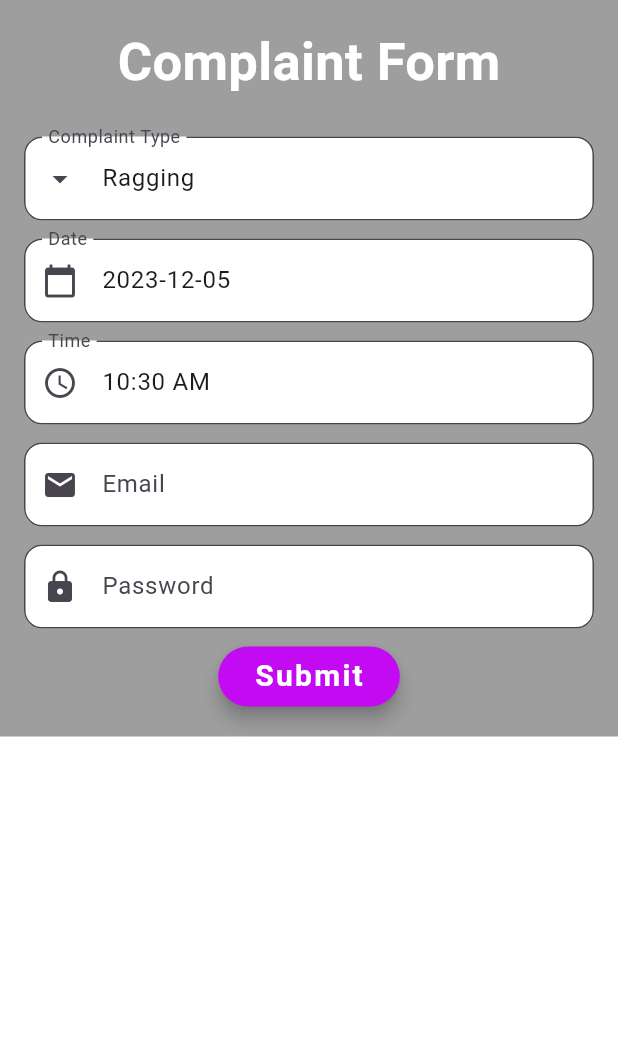
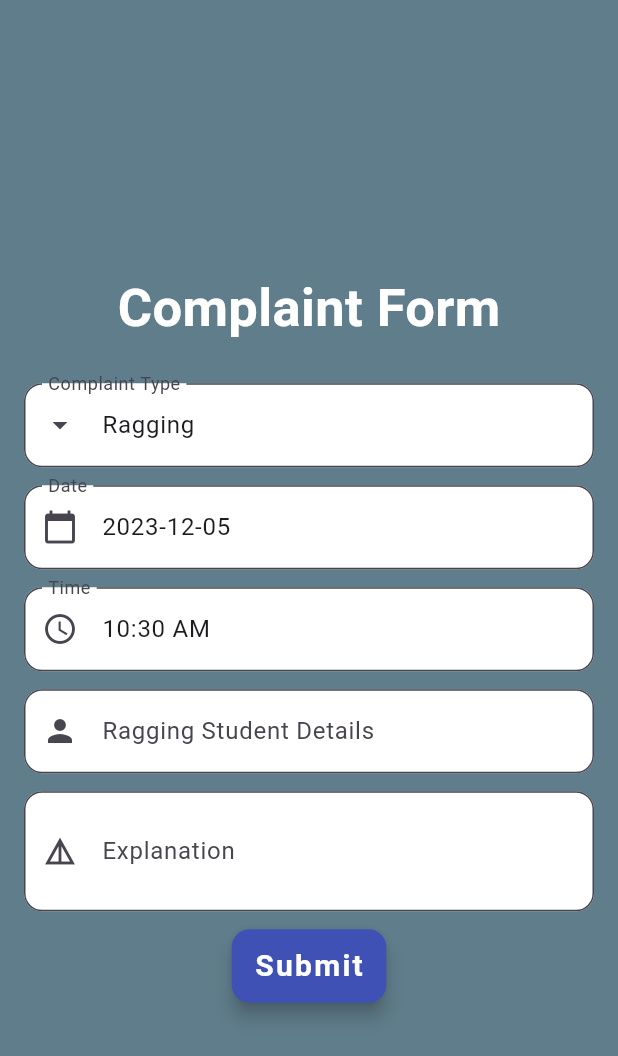
Before and after one commit to Hishammpsnhn/anti_ragging, a Flutter app: the ComplaintForm screen opened by its route, on a phone screen of 412 x 824 dp. Shown: the top 1056 px of the screen. Run offline on Flutter 3.47's test engine with Material 3 defaults, Android fonts, the phone set to English and light mode, and no system bars; our stand-ins replace cloud_firestore, firebase_auth, firebase_core, shared_preferences; missing offline and left inert: dart:ffi; accounts and stored records are empty.

Commit message:
added complaint form dynamically

```diff
--- a/lib/screens/home/home_page.dart
+++ b/lib/screens/home/home_page.dart
@@ -70,7 +70,7 @@ class _HomeScreenState extends State<HomeScreen> {
     //print(_user);
     return Scaffold(
       body: Container(
-        color: Colors.black,
+        color: Colors.black45,
         child: Column(
           children: [
             AppBar(
--- a/lib/screens/home/report_complaint_form .dart
+++ b/lib/screens/home/report_complaint_form .dart
@@ -6,8 +6,8 @@ class ComplaintForm extends StatefulWidget {
 }
 
 class _ComplaintFormState extends State<ComplaintForm> {
-  final _emailController = TextEditingController();
-  final _passwordController = TextEditingController();
+  final _studentController = TextEditingController();
+  final _explantionController = TextEditingController();
   final TextEditingController _complaintTypeController = TextEditingController();
   String selectedComplaintType = 'Ragging';
   DateTime selectedDate = DateTime.now();
@@ -50,10 +50,10 @@ class _ComplaintFormState extends State<ComplaintForm> {
   @override
   Widget build(BuildContext context) {
     return Scaffold(
-      backgroundColor: Colors.transparent,
-      body: SingleChildScrollView(
+        backgroundColor: Colors.blueGrey,
+        body: Center(
+        child: SingleChildScrollView(
         child: Container(
-          decoration: const BoxDecoration(color: Colors.grey),
     child: Padding(
             padding: const EdgeInsets.all(16.0),
             child: Column(
@@ -62,6 +62,7 @@ class _ComplaintFormState extends State<ComplaintForm> {
                 const SizedBox(),
                 Column(
                   children: [
+                    const SizedBox(height: 25),
                     const Text(
                       'Complaint Form',
                       style: TextStyle(
@@ -88,7 +89,9 @@ class _ComplaintFormState extends State<ComplaintForm> {
                       ),
                       controller: _complaintTypeController,
                     ),
+                    if(selectedComplaintType == 'Ragging')
                     const SizedBox(height: 12),
+                    if(selectedComplaintType == 'Ragging')
                       TextFormField(
                         readOnly: true,
                         onTap: () {
@@ -107,7 +110,10 @@ class _ComplaintFormState extends State<ComplaintForm> {
                         controller: TextEditingController(
                             text: "${selectedDate.toLocal()}".split(' ')[0]),
                       ),
+
+                    if(selectedComplaintType == 'Ragging')
                     const SizedBox(height: 12),
+                    if(selectedComplaintType == 'Ragging')
                     TextFormField(
                       readOnly: true,
                       onTap: () {
@@ -126,15 +132,17 @@ class _ComplaintFormState extends State<ComplaintForm> {
                       controller: TextEditingController(
                           text: "${selectedTime.format(context)}"),
                     ),
+                    if(selectedComplaintType == 'Ragging')
                     const SizedBox(height: 12),
+                    if(selectedComplaintType == 'Ragging')
                     TextField(
-                      controller: _emailController,
+                      controller: _studentController,
                       decoration: InputDecoration(
                         filled: true,
                         fillColor: Colors.white,
-                        labelText: 'Email',
-                        hintText: 'Enter your email',
-                        prefixIcon: Icon(Icons.email),
+                        labelText: 'Ragging Student Details',
+                        hintText: 'Enter Student Details',
+                        prefixIcon: Icon(Icons.person),
                         border: OutlineInputBorder(
                           borderRadius: BorderRadius.circular(12.0),
                         ),
@@ -142,24 +150,30 @@ class _ComplaintFormState extends State<ComplaintForm> {
                     ),
                     const SizedBox(height: 12),
                     TextField(
-                      controller: _passwordController,
-                      obscureText: true,
+
+                      minLines: 2,
+                      maxLines: null,
+                      controller: _explantionController,
                       decoration: InputDecoration(
                         filled: true,
                         fillColor: Colors.white,
-                        labelText: 'Password',
-                        hintText: 'Enter your password',
-                        prefixIcon: Icon(Icons.lock),
+                        labelText: 'Explanation',
+                        hintText: 'Enter your Explanation',
+                        prefixIcon: Icon(Icons.details),
                         border: OutlineInputBorder(
                           borderRadius: BorderRadius.circular(12.0),
                         ),
                       ),
                     ),
-                    const SizedBox(height: 8),
+                    const SizedBox(height: 12),
                     ElevatedButton(
                       style: ElevatedButton.styleFrom(
-                        primary: Color(0xFFC20BF3),
+                        primary: Colors.indigo,
                         elevation: 5,
+                        padding: EdgeInsets.symmetric(vertical: 10.0,horizontal: 15.0),
+                        shape: RoundedRectangleBorder(
+                          borderRadius: BorderRadius.circular(12.0), // Adjust the radius as needed
+                        ),
                       ),
                       onPressed: () {
                         checkLogin(context);
@@ -181,12 +195,14 @@ class _ComplaintFormState extends State<ComplaintForm> {
           ),
         ),
       ),
+    )
     );
+
   }
 
   void checkLogin(BuildContext context) {
-    final _email = _emailController.text;
-    final _password = _passwordController.text;
+    final _email = _studentController.text;
+    final _password = _explantionController.text;
     print('Selected Complaint Type: $selectedComplaintType');
     print('Email: $_email');
     print('Password: $_password');
```
Lines whose indentation alone changed are shown as unchanged.
